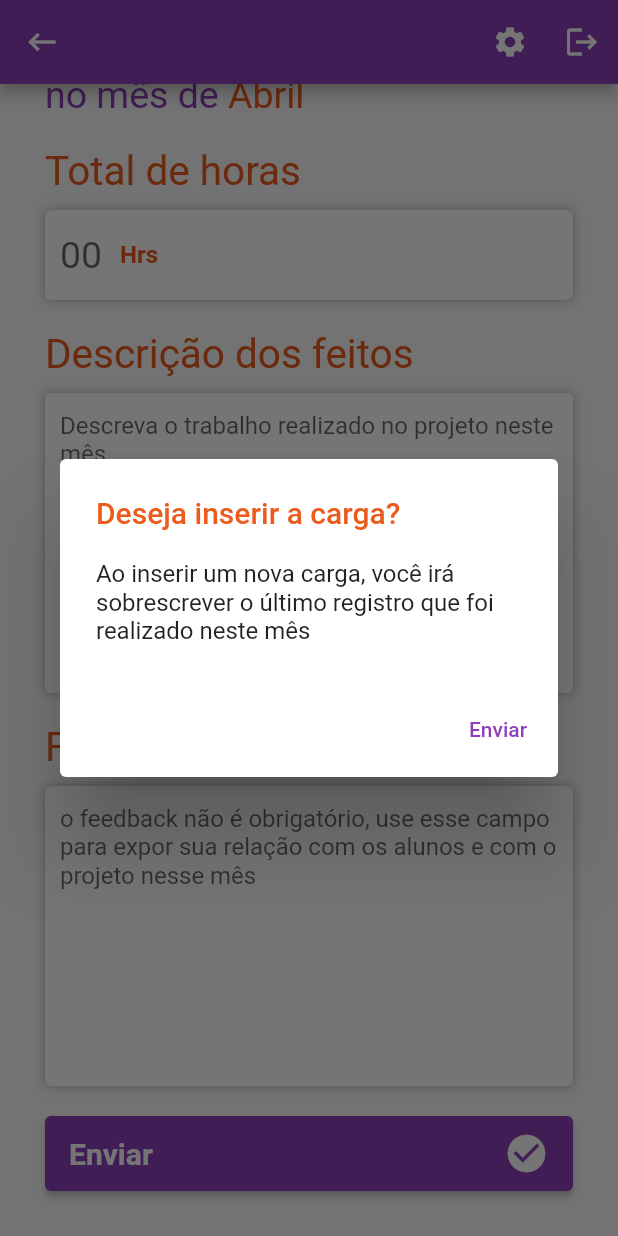
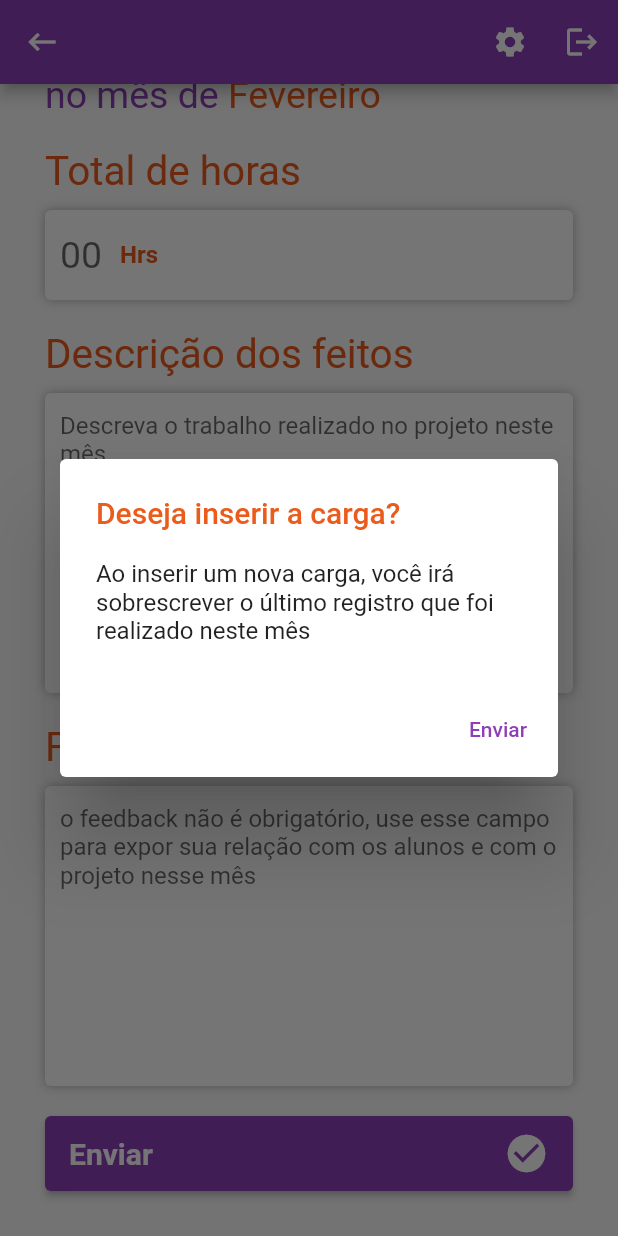
Before and after one commit to caiomelloni/programa-salvaguarda, a Flutter app: the WorkLoadPage screen opened directly, scrolled down 128 dp, after a tap on "Enviar", on a phone screen of 412 x 824 dp. Run offline on Flutter 3.47's test engine with Material 2 defaults, Android fonts, the phone set to English and light mode, and no system bars; our stand-ins replace flutter_mobx, flutter_secure_storage, mobx; accounts and stored records are empty; generated files the repository leaves out were written again; network calls fail; statements that could not run were skipped.

Commit message:
corrige mes atual na view da pagina de workload

```diff
--- a/front-end-user/programa_salvaguarda/lib/services/auth/requests/auth_http_request.dart
+++ b/front-end-user/programa_salvaguarda/lib/services/auth/requests/auth_http_request.dart
@@ -14,7 +14,7 @@ class AuthHttpRequest {
         'Authorization': 'Bearer $token',
       },
     );
-    var user = res.statusCode == 403
+    var user = res.statusCode != 200
         ? null
         : SalvaGuardasUser.fromJson({
             "user": JsonParser.fromJson(res.body),
--- a/front-end-user/programa_salvaguarda/lib/view/pages/work_load/store/workload_store.dart
+++ b/front-end-user/programa_salvaguarda/lib/view/pages/work_load/store/workload_store.dart
@@ -34,4 +34,35 @@ abstract class _WorkLoadController with Store {
       isLoading = false;
     }
   }
+
+  String currentMonth() {
+    switch (DateTime.now().month) {
+      case 1:
+        return "Janeiro";
+      case 2:
+        return "Fevereiro";
+      case 3:
+        return "Março";
+      case 4:
+        return "Abril";
+      case 5:
+        return "Maio";
+      case 6:
+        return "Junho";
+      case 7:
+        return "Julho";
+      case 8:
+        return "Agosto";
+      case 9:
+        return "Outubro";
+      case 10:
+        return "Setembro";
+      case 11:
+        return "Novembro";
+      case 12:
+        return "Dezembro";
+      default:
+        return "";
+    }
+  }
 }
--- a/front-end-user/programa_salvaguarda/lib/view/pages/work_load/work_load_page.dart
+++ b/front-end-user/programa_salvaguarda/lib/view/pages/work_load/work_load_page.dart
@@ -40,17 +40,17 @@ class WorkLoadPage extends StatelessWidget {
                 ),
                 const SizedBox(height: 8),
                 RichText(
-                  text: const TextSpan(
-                    style:
-                        TextStyle(color: AppColors.lightPurple, fontSize: 25),
+                  text: TextSpan(
+                    style: const TextStyle(
+                        color: AppColors.lightPurple, fontSize: 25),
                     children: [
-                      TextSpan(
+                      const TextSpan(
                         text:
                             "Insira as informações a respeito do trabalho realizado no mês de",
                       ),
                       TextSpan(
-                        text: " Abril",
-                        style: TextStyle(color: AppColors.orange),
+                        text: " ${_controller.currentMonth()}",
+                        style: const TextStyle(color: AppColors.orange),
                       )
                     ],
                   ),
```
